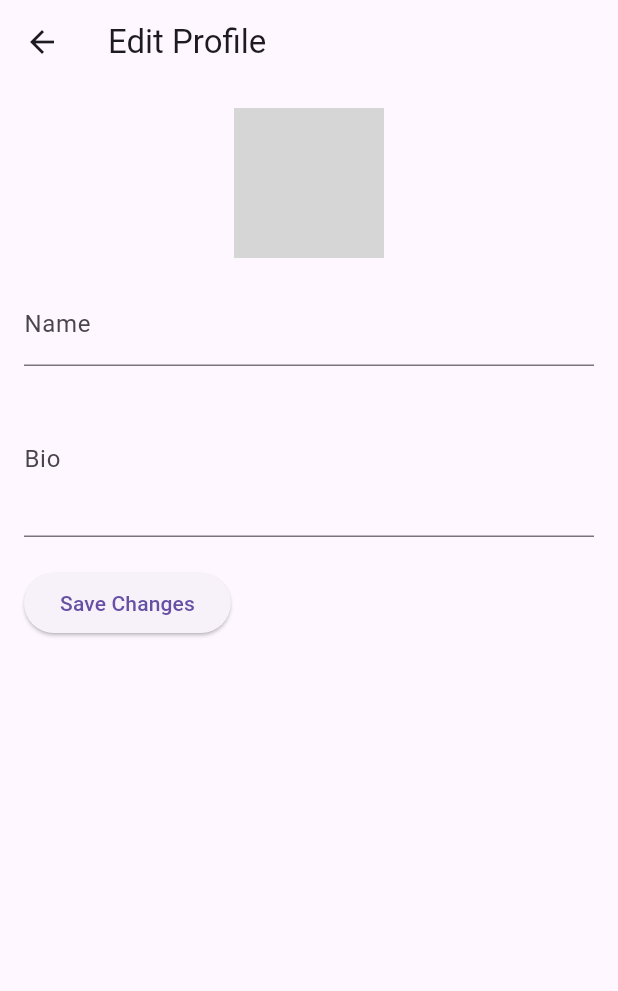
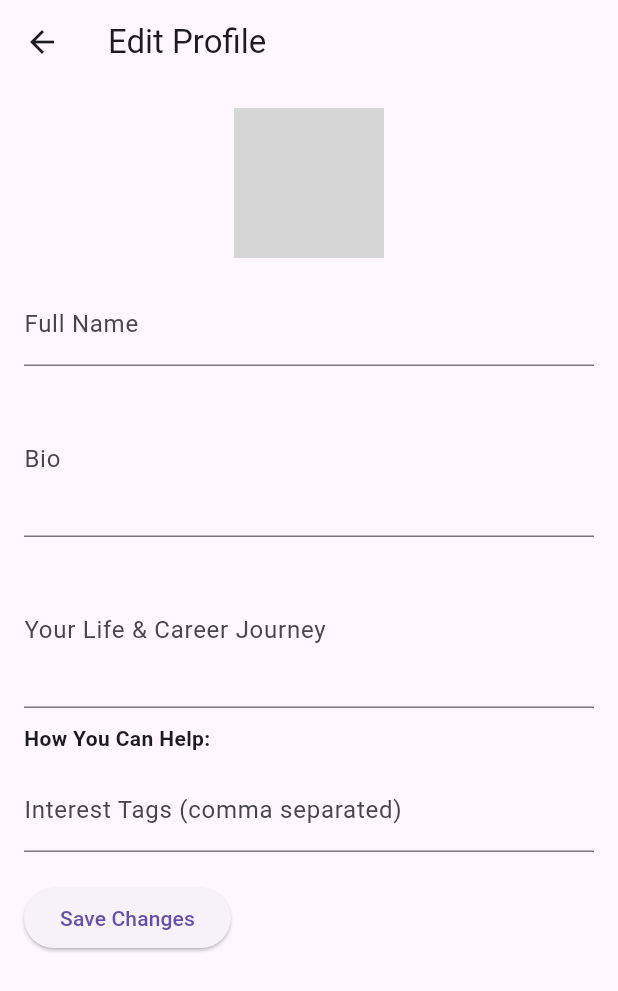
Before and after one commit to projectAKTS/connectapp, a Flutter app: the ProfileScreen screen opened by its route, after a tap on "Edit Profile", on a phone screen of 412 x 824 dp. Shown: the top 991 px of the screen. Run offline on Flutter 3.47's test engine with Material 3 defaults, Android fonts, the phone set to English and light mode, and no system bars; our stand-ins replace cloud_firestore, firebase_auth, firebase_core; accounts and stored records are empty; grey boxes are pictures that could not be loaded.

Commit message:
🛠️ Updated Profile Screen: Fixed missing 'Edit Profile' button & ensured Help Topics & Interest Tags are displayed properly.

```diff
--- a/lib/screens/profile/edit_profile_screen.dart
+++ b/lib/screens/profile/edit_profile_screen.dart
@@ -14,26 +14,46 @@ class EditProfileScreen extends StatefulWidget {
 class _EditProfileScreenState extends State<EditProfileScreen> {
   late TextEditingController nameController;
   late TextEditingController bioController;
+  late TextEditingController journeyController;
+  late TextEditingController interestTagsController;
   bool _isLoading = false;
+
+  List<String> suggestedHelpTopics = [];
+  List<String> userSelectedHelpTopics = [];
 
   @override
   void initState() {
     super.initState();
     nameController = TextEditingController(text: widget.userData['fullName'] ?? '');
     bioController = TextEditingController(text: widget.userData['bio'] ?? '');
+    journeyController = TextEditingController(text: widget.userData['careerJourney'] ?? '');
+    interestTagsController = TextEditingController(text: widget.userData['interestTags']?.join(', ') ?? '');
+
+    userSelectedHelpTopics = List<String>.from(widget.userData['helpTopics'] ?? []);
+
+    generateSuggestedHelpTopics();
   }
 
+  /// 🔹 Dynamically generates help topics based on user input
+  void generateSuggestedHelpTopics() {
+    Set<String> topics = {};
+
+    String journey = journeyController.text.toLowerCase();
+
+    if (journey.contains("canada")) topics.add("Immigration to Canada");
+    if (journey.contains("university") || journey.contains("study")) topics.add("Studying in Canada");
+    if (journey.contains("job") || journey.contains("career")) topics.add("Job Search & Career Growth");
+    if (journey.contains("developer") || journey.contains("tech")) topics.add("Career in Tech");
+    if (journey.contains("family") || journey.contains("sponsorship")) topics.add("Family Sponsorship & Reunion");
+
+    setState(() {
+      suggestedHelpTopics = topics.toList();
+    });
+  }
+
+  /// 🔹 Saves the updated profile to Firestore
   Future<void> _saveProfile() async {
     final userId = FirebaseAuth.instance.currentUser!.uid;
-    final newName = nameController.text.trim();
-    final newBio = bioController.text.trim();
-
-    if (newName.isEmpty || newBio.isEmpty) {
-      ScaffoldMessenger.of(context).showSnackBar(
-        const SnackBar(content: Text('Name and bio cannot be empty')),
-      );
-      return;
-    }
 
     setState(() {
       _isLoading = true;
@@ -41,16 +61,28 @@ class _EditProfileScreenState extends State<EditProfileScreen> {
 
     try {
       await FirebaseFirestore.instance.collection('users').doc(userId).update({
-        'fullName': newName, // ✅ Fixed: Use `fullName` instead of `name`
-        'bio': newBio,
+        'fullName': nameController.text.trim(),
+        'bio': bioController.text.trim(),
+        'careerJourney': journeyController.text.trim(),
+        'helpTopics': userSelectedHelpTopics,
+        'interestTags': interestTagsController.text.trim().isNotEmpty
+            ? interestTagsController.text.trim().split(', ')
+            : [],
       });
 
       ScaffoldMessenger.of(context).showSnackBar(
         const SnackBar(content: Text('Profile updated successfully')),
       );
 
-      // ✅ Send updated data back to ProfileScreen
-      Navigator.pop(context, {'fullName': newName, 'bio': newBio});
+      Navigator.pop(context, {
+        'fullName': nameController.text.trim(),
+        'bio': bioController.text.trim(),
+        'careerJourney': journeyController.text.trim(),
+        'helpTopics': userSelectedHelpTopics,
+        'interestTags': interestTagsController.text.trim().isNotEmpty
+            ? interestTagsController.text.trim().split(', ')
+            : [],
+      });
     } catch (e) {
       ScaffoldMessenger.of(context).showSnackBar(
         SnackBar(content: Text('Error updating profile: $e')),
@@ -60,6 +92,17 @@ class _EditProfileScreenState extends State<EditProfileScreen> {
         _isLoading = false;
       });
     }
+  }
+
+  /// 🔹 Adds or removes help topics
+  void toggleHelpTopic(String topic) {
+    setState(() {
+      if (userSelectedHelpTopics.contains(topic)) {
+        userSelectedHelpTopics.remove(topic);
+      } else {
+        userSelectedHelpTopics.add(topic);
+      }
+    });
   }
 
   @override
@@ -75,21 +118,52 @@ class _EditProfileScreenState extends State<EditProfileScreen> {
               const Center(
                 child: CircleAvatar(
                   radius: 50,
-                  backgroundImage: AssetImage('assets/default_profile.png'), // Default Image
+                  backgroundImage: AssetImage('assets/default_profile.png'),
                 ),
               ),
               const SizedBox(height: 16),
+
               TextField(
                 controller: nameController,
-                decoration: const InputDecoration(labelText: 'Name'),
+                decoration: const InputDecoration(labelText: 'Full Name'),
               ),
               const SizedBox(height: 10),
+
               TextField(
                 controller: bioController,
                 decoration: const InputDecoration(labelText: 'Bio'),
                 maxLines: 3,
+                onChanged: (_) => generateSuggestedHelpTopics(),
+              ),
+              const SizedBox(height: 10),
+
+              TextField(
+                controller: journeyController,
+                decoration: const InputDecoration(labelText: 'Your Life & Career Journey'),
+                maxLines: 3,
+                onChanged: (_) => generateSuggestedHelpTopics(),
+              ),
+              const SizedBox(height: 10),
+
+              const Text('How You Can Help:', style: TextStyle(fontWeight: FontWeight.bold)),
+              Wrap(
+                spacing: 8,
+                children: [
+                  ...suggestedHelpTopics.map((topic) => ChoiceChip(
+                        label: Text(topic),
+                        selected: userSelectedHelpTopics.contains(topic),
+                        onSelected: (selected) => toggleHelpTopic(topic),
+                      )),
+                ],
+              ),
+              const SizedBox(height: 10),
+
+              TextField(
+                controller: interestTagsController,
+                decoration: const InputDecoration(labelText: 'Interest Tags (comma separated)'),
               ),
               const SizedBox(height: 20),
+
               ElevatedButton(
                 onPressed: _isLoading ? null : _saveProfile,
                 child: _isLoading
--- a/lib/screens/profile/profile_screen.dart
+++ b/lib/screens/profile/profile_screen.dart
@@ -58,26 +58,11 @@ class _ProfileScreenState extends State<ProfileScreen> {
       );
     }
 
-    if (userData == null) {
-      return Scaffold(
-        appBar: AppBar(title: const Text('Profile')),
-        body: Center(
-          child: Column(
-            mainAxisAlignment: MainAxisAlignment.center,
-            children: [
-              const Text("User not found"),
-              if (errorMessage.isNotEmpty)
-                Text(errorMessage, style: const TextStyle(color: Colors.red)),
-            ],
-          ),
-        ),
-      );
-    }
-
     return Scaffold(
       appBar: AppBar(title: const Text('Profile')),
       body: Padding(
         padding: const EdgeInsets.all(16.0),
+        child: SingleChildScrollView(
           child: Column(
             crossAxisAlignment: CrossAxisAlignment.start,
             children: [
@@ -88,14 +73,45 @@ class _ProfileScreenState extends State<ProfileScreen> {
                 ),
               ),
               const SizedBox(height: 16),
-            Text('Name: ${userData!['fullName'] ?? 'N/A'}'), // ✅ Fixed: Now uses `fullName`
-            Text('Email: ${userData!['email'] ?? 'N/A'}'),
+
+              Text('Name: ${userData!['fullName'] ?? 'N/A'}'),
               Text('Bio: ${userData!['bio'] ?? 'No bio available'}'),
+              Text('Journey: ${userData!['careerJourney'] ?? 'Not provided'}'),
+
               const SizedBox(height: 16),
+
+              // Help Topics
+              if (userData!['helpTopics'] != null &&
+                  (userData!['helpTopics'] as List).isNotEmpty) ...[
+                const Text('Help Topics:', style: TextStyle(fontWeight: FontWeight.bold)),
+                Wrap(
+                  spacing: 8,
+                  children: (userData!['helpTopics'] as List)
+                      .map<Widget>((topic) => Chip(label: Text(topic)))
+                      .toList(),
+                ),
+              ],
+
+              const SizedBox(height: 16),
+
+              // Interest Tags
+              if (userData!['interestTags'] != null &&
+                  (userData!['interestTags'] as List).isNotEmpty) ...[
+                const Text('Interest Tags:', style: TextStyle(fontWeight: FontWeight.bold)),
+                Wrap(
+                  spacing: 8,
+                  children: (userData!['interestTags'] as List)
+                      .map<Widget>((tag) => Chip(label: Text('#$tag')))
+                      .toList(),
+                ),
+              ],
+
+              const SizedBox(height: 20),
+
+              // ✅ Fix: Add back "Edit Profile" button
               Center(
                 child: ElevatedButton(
                   onPressed: () async {
-                  // ✅ Wait for returned updated data
                     final updatedData = await Navigator.push(
                       context,
                       MaterialPageRoute(
@@ -103,11 +119,9 @@ class _ProfileScreenState extends State<ProfileScreen> {
                       ),
                     );
 
-                  // ✅ Refresh UI if data was updated
                     if (updatedData != null) {
                       setState(() {
-                      userData!['fullName'] = updatedData['fullName'];
-                      userData!['bio'] = updatedData['bio'];
+                        userData!.addAll(updatedData);
                       });
                     }
                   },
@@ -117,6 +131,7 @@ class _ProfileScreenState extends State<ProfileScreen> {
             ],
           ),
         ),
+      ),
     );
   }
 }
```
Lines whose indentation alone changed are shown as unchanged.
